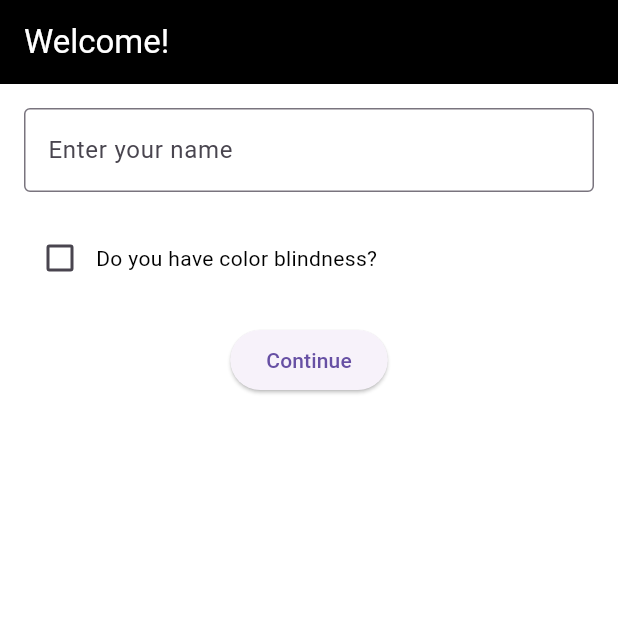
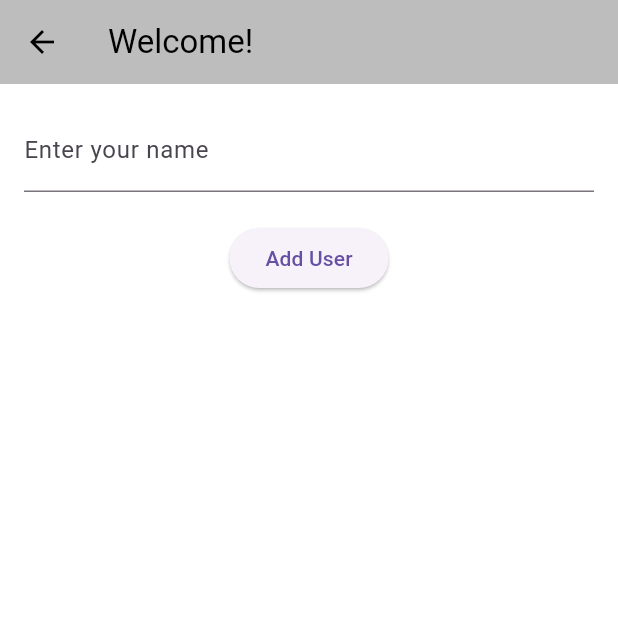
Before and after one commit to juvonKT/aac_app, a Flutter app: the StartingPage screen opened directly, on a phone screen of 412 x 824 dp, the top half of it. Run offline on Flutter 3.47's test engine with Material 3 defaults, Android fonts, the light colour scheme and no system bars; our stand-ins replace cloud_firestore, firebase_core, flutter_tts, fluttertoast; accounts and stored records are empty; network calls fail.

Commit message:
Added users to user list

```diff
--- a/lib/Settings.dart
+++ b/lib/Settings.dart
@@ -4,6 +4,8 @@ import 'UserGuidePage.dart';
 import 'generated/l10n.dart';
 import 'providers/language_provider.dart';
 import 'providers/theme_provider.dart';
+import 'StartingPage.dart';
+import 'user_provider.dart';
 
 class Settings extends StatefulWidget {
   const Settings({super.key});
@@ -13,12 +15,31 @@ class Settings extends StatefulWidget {
 }
 
 class _SettingsState extends State<Settings> {
+  // List<String> userList = [];
+  String selectedUser = 'Add New User';
+
+  // @override
+  // void initState() {
+  //   super.initState();
+  //   // Initialize with a default option
+  //   selectedUser = 'Add New User';
+  // }
+
+  // void _addNewUser(String userName) {
+  //   setState(() {
+  //     userList.add(userName);
+  //     selectedUser = userName; // Set the newly added user as the selected user
+  //   });
+  // }
+
   @override
   Widget build(BuildContext context) {
     final languageProvider = Provider.of<LanguageProvider>(context);
     final themeProvider = Provider.of<ThemeProvider>(context);
     final s = S.of(context);
-    String selectedUser = s.userA;
+    final userProvider = Provider.of<UserProvider>(context);
+    final userList = userProvider.users;
+    String? selectedUser = userProvider.selectedUser ?? 'Add New User';
 
     return Scaffold(
       appBar: AppBar(
@@ -28,28 +49,50 @@ class _SettingsState extends State<Settings> {
           style: TextStyle(color: Theme.of(context).appBarTheme.foregroundColor),
         ),
       ),
-      body: Container(
-        color: Theme.of(context).scaffoldBackgroundColor,
-        child: ListView(
+      body: ListView(
         children: [
           ListTile(
             leading: const Icon(Icons.person),
             title: DropdownButton<String>(
               value: selectedUser,
               onChanged: (String? newValue) {
-                  setState(() {
-                    selectedUser = newValue!;
-                  });
+                if (newValue != null && newValue != 'Add New User') {
+                  userProvider.selectUser(newValue); // Set selected user globally
+                }
+                if (newValue == 'Add New User') {
+                  Navigator.push(
+                    context,
+                    MaterialPageRoute(
+                      builder: (context) => const StartingPage(),
+                    ),
+                  );
+                }
               },
-                items: <String>[s.userA, s.userB, s.userC]
-                    .map<DropdownMenuItem<String>>((String value) {
-                  return DropdownMenuItem<String>(
-                    value: value,
-                    child: Text(value),
+              items: [
+                ...userList.map((user) => DropdownMenuItem<String>(
+                  value: user,
+                  child: Text(user),
+                )),
+                const DropdownMenuItem<String>(
+                  value: 'Add New User',
+                  child: Text('Add New User'),
+                ),
+              ],
+              isExpanded: true,
+            ),
+          ),
+          if (selectedUser == 'Add New User')
+            ListTile(
+              title: ElevatedButton(
+                onPressed: () {
+                  Navigator.push(
+                    context,
+                    MaterialPageRoute(
+                      builder: (context) => const StartingPage(),
+                    ),
                   );
-                }).toList(),
-                underline: const SizedBox(),
-                isExpanded: true,
+                },
+                child: Text('Add New User'),
               ),
             ),
           const Divider(),
@@ -113,7 +156,6 @@ class _SettingsState extends State<Settings> {
           ),
         ],
       ),
-      ),
       bottomNavigationBar: BottomNavigationBar(
         currentIndex: 1,
         onTap: (index) {
@@ -128,7 +170,7 @@ class _SettingsState extends State<Settings> {
           ),
           BottomNavigationBarItem(
             icon: Icon(Icons.settings),
-            label:s.setting,
+            label: s.setting,
           ),
         ],
         backgroundColor: Theme.of(context).bottomNavigationBarTheme.backgroundColor,
--- a/lib/StartingPage.dart
+++ b/lib/StartingPage.dart
@@ -1,75 +1,43 @@
 import 'package:flutter/material.dart';
-import 'Settings.dart';
-import 'generated/l10n.dart';
-import 'HomePage.dart';
+import 'package:provider/provider.dart';
+import 'user_provider.dart';
 
 class StartingPage extends StatefulWidget {
+  const StartingPage({super.key});
+
   @override
   _StartingPageState createState() => _StartingPageState();
 }
 
 class _StartingPageState extends State<StartingPage> {
   final TextEditingController _controller = TextEditingController();
-  bool isColorBlind = false;
 
-  void goToHomePage() {
+  void _addUser(BuildContext context) {
     String userName = _controller.text;
-
-    // Navigate to HomePage, passing the userName and color blindness info
-    Navigator.push(
-      context,
-      MaterialPageRoute(
-        builder: (context) => HomePage(
-          userName: userName,
-          isColorBlind: isColorBlind,
-          userId: 1,
-        ),
-      ),
-    );
+    if (userName.isNotEmpty) {
+      Provider.of<UserProvider>(context, listen: false).addUser(userName);
+      Navigator.pop(context);
+    }
   }
 
   @override
   Widget build(BuildContext context) {
-    final s = S.of(context);
-
     return Scaffold(
       appBar: AppBar(
-        title: const Text('Welcome!',
-        style: TextStyle(color: Colors.white),),
-        backgroundColor: Colors.black,
+        title: const Text('Welcome!'),
       ),
       body: Padding(
         padding: const EdgeInsets.all(16.0),
         child: Column(
-          crossAxisAlignment: CrossAxisAlignment.start,
           children: [
             TextField(
               controller: _controller,
-              decoration: InputDecoration(
-                labelText: 'Enter your name',
-                border: OutlineInputBorder(),
-              ),
+              decoration: const InputDecoration(labelText: 'Enter your name'),
             ),
             const SizedBox(height: 20),
-            Row(
-              children: [
-                Checkbox(
-                  value: isColorBlind,
-                  onChanged: (bool? value) {
-                    setState(() {
-                      isColorBlind = value ?? false;
-                    });
-                  },
-                ),
-                const Text('Do you have color blindness?'),
-              ],
-            ),
-            const SizedBox(height: 20),
-            Center(
-              child: ElevatedButton(
-                onPressed: goToHomePage,
-                child: const Text('Continue'),
-              ),
+            ElevatedButton(
+              onPressed: () => _addUser(context),
+              child: const Text('Add User'),
             ),
           ],
         ),
--- a/lib/main.dart
+++ b/lib/main.dart
@@ -11,6 +11,7 @@ import 'generated/l10n.dart';
 import 'providers/theme_provider.dart';
 import 'package:firebase_core/firebase_core.dart';
 import 'firebase_options.dart';
+import 'user_provider.dart';
 
 void main() async {
   WidgetsFlutterBinding.ensureInitialized();
@@ -31,6 +32,7 @@ void main() async {
       providers: [
         ChangeNotifierProvider(create: (context) => LanguageProvider()),
         ChangeNotifierProvider(create: (context) => ThemeProvider()),
+        ChangeNotifierProvider(create: (context) => UserProvider()),
       ],
       child: const MyApp(),
     ),
@@ -49,7 +51,7 @@ class MyApp extends StatelessWidget {
           theme: themeProvider.lightTheme,
           darkTheme: themeProvider.darkTheme,
           themeMode: themeProvider.themeMode,
-          home: StartingPage(),
+          home: HomePage(userName: 'User A', isColorBlind: false, userId: 001,),
           localizationsDelegates: const [
             S.delegate,
             GlobalMaterialLocalizations.delegate,
--- /dev/null
+++ b/lib/user_provider.dart
@@ -0,0 +1,23 @@
+import 'package:flutter/material.dart';
+
+class UserProvider with ChangeNotifier {
+  List<String> _users = [];
+  String? _selectedUser;
+
+  List<String> get users => _users;
+
+  String? get selectedUser => _selectedUser;
+
+  void addUser(String userName) {
+    if (!_users.contains(userName)) {
+      _users.add(userName);
+      _selectedUser = userName;
+      notifyListeners();
+    }
+  }
+
+  void selectUser(String userName) {
+    _selectedUser = userName;
+    notifyListeners();
+  }
+}
```
Also changed, not shown: pubspec.lock. Lines whose indentation alone changed are shown as unchanged.
